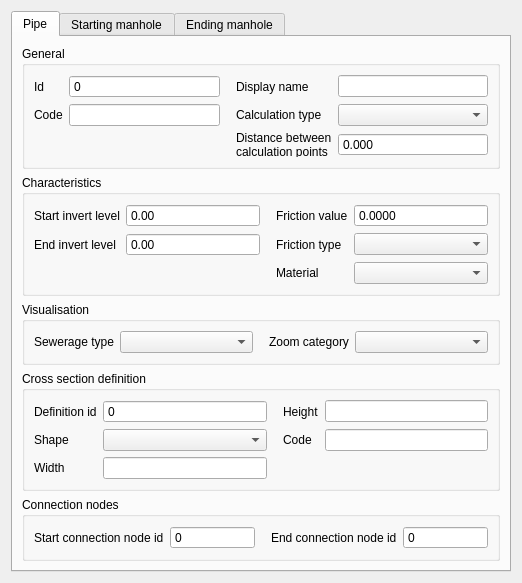
nens/threedi-schematisation-editor, file threedi_model_builder/forms/ui/pipe.ui: the form before one commit.
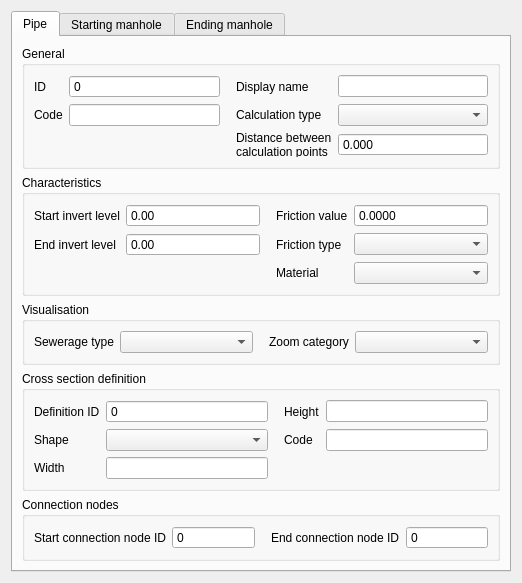
The form after the commit. Custom widgets are drawn as their Qt base class.

Patch:
```diff
--- a/threedi_model_builder/forms/ui/pipe.ui
+++ b/threedi_model_builder/forms/ui/pipe.ui
@@ -442,7 +442,7 @@
              <set>Qt::ImhNone</set>
             </property>
             <property name="text">
-             <string>Definition id</string>
+             <string>Definition ID</string>
             </property>
            </widget>
           </item>
@@ -566,7 +566,7 @@
              <set>Qt::ImhNone</set>
             </property>
             <property name="text">
-             <string>Start connection node id</string>
+             <string>Start connection node ID</string>
             </property>
             <property name="alignment">
              <set>Qt::AlignLeading|Qt::AlignLeft|Qt::AlignVCenter</set>
@@ -613,7 +613,7 @@
              <set>Qt::ImhNone</set>
             </property>
             <property name="text">
-             <string>End connection node id</string>
+             <string>End connection node ID</string>
             </property>
             <property name="alignment">
              <set>Qt::AlignLeading|Qt::AlignLeft|Qt::AlignVCenter</set>
@@ -666,7 +666,7 @@
              <set>Qt::ImhNone</set>
             </property>
             <property name="text">
-             <string>Id</string>
+             <string>ID</string>
             </property>
             <property name="alignment">
              <set>Qt::AlignLeading|Qt::AlignLeft|Qt::AlignVCenter</set>
```
Left out of the diff: 8 changed lines with no effect on the pictures.
